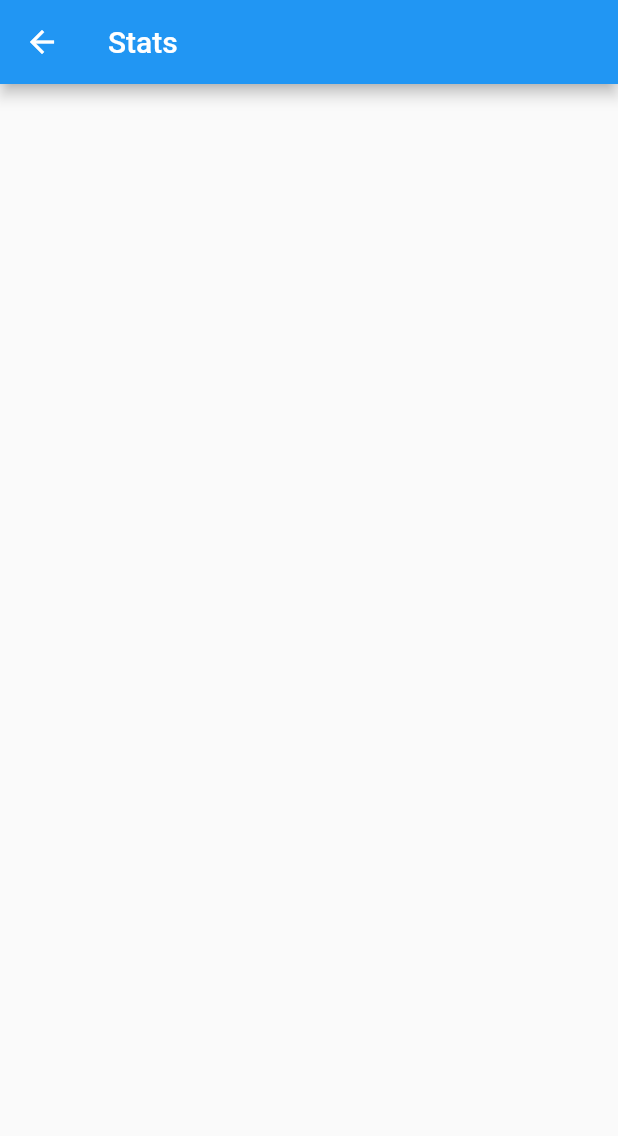
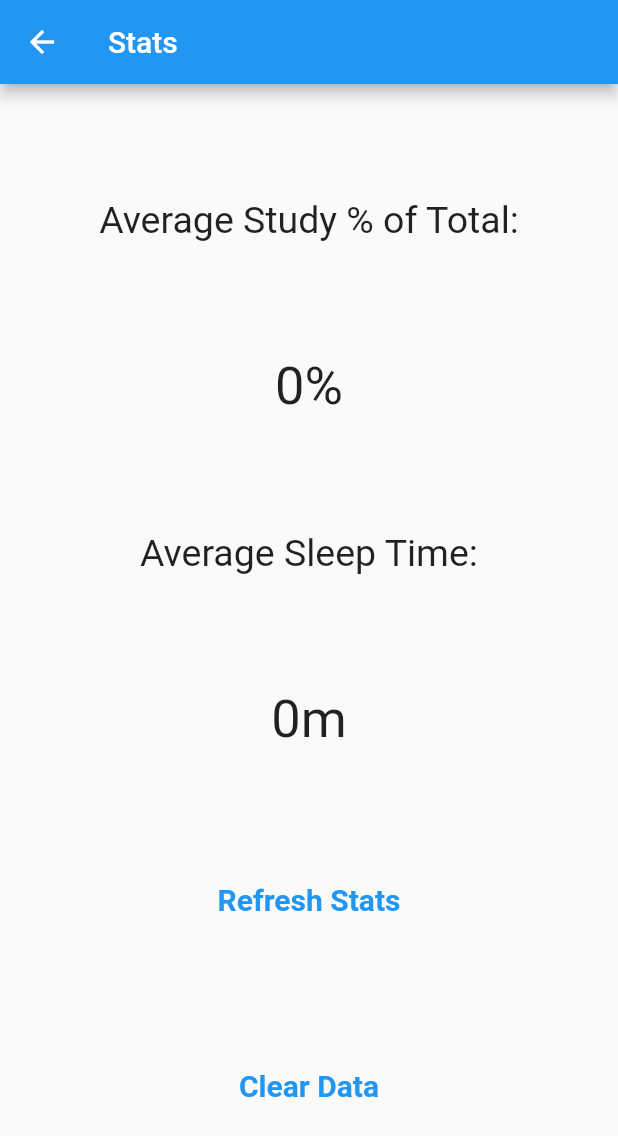
Before and after one commit to alexeastlake/study-timer-app, a Flutter app: the StatsScreen screen opened directly, on a phone screen of 412 x 824 dp. Shown: the top 1136 px of the screen. Run offline on Flutter 3.47's test engine with Material 2 defaults, Android fonts, the phone set to English and light mode, and no system bars; our stand-ins replace cloud_firestore, firebase_core; missing offline and left inert: motion_sensors; accounts and stored records are empty; generated files the repository leaves out were written again.

Commit message:
Implemented basic stats for stats screen

```diff
--- a/app/lib/screens/StatsScreen.dart
+++ b/app/lib/screens/StatsScreen.dart
@@ -1,12 +1,44 @@
+import 'package:app/utility/Controller.dart';
 import 'package:flutter/material.dart';
 import 'package:flutter/src/widgets/container.dart';
 import 'package:flutter/src/widgets/framework.dart';
 
-class StatsScreen extends StatelessWidget {
+class StatsScreen extends StatefulWidget {
   const StatsScreen({super.key});
 
   @override
+  State<StatsScreen> createState() => _StatsScreenState();
+}
+
+class _StatsScreenState extends State<StatsScreen> {
+  int studyPercent = 0;
+  int sleepTime = 0;
+
+  void clear() {
+    // Need to implement
+    Controller.clearData();
+
+    setState(() {
+      studyPercent = 0;
+      sleepTime = 0;
+    });
+  }
+
+  void refresh() {
+    setState(() {
+      Controller.getAverageStudyPercent().then((value) {
+        studyPercent = value;
+      });
+
+      Controller.getAverageSleepTime().then((value) {
+        sleepTime = value;
+      });
+    });
+  }
+  @override
   Widget build(BuildContext context) {
+    refresh();
+
     return Scaffold(
       appBar: AppBar(
           title: const Text("Stats"),
@@ -16,7 +48,54 @@ class StatsScreen extends StatelessWidget {
           mainAxisAlignment: MainAxisAlignment.spaceEvenly,
           crossAxisAlignment: CrossAxisAlignment.center,
           children: [
-
+            const Text(
+              "Average Study % of Total:",
+              style: TextStyle(
+                fontSize: 25
+              )
+            ),
+            Text(
+              "$studyPercent%",
+              style: const TextStyle(
+                fontSize: 35
+              )
+            ),
+            const Text(
+              "Average Sleep Time:",
+              style: TextStyle(
+                fontSize: 25
+              )
+            ),
+            Text(
+              "${sleepTime}m",
+              style: const TextStyle(
+                fontSize: 35
+              )
+            ),
+            TextButton(
+              onPressed: (() {
+                refresh();
+              }),
+              child: const Text(
+                "Refresh Stats",
+                style: TextStyle(
+                  fontSize: 20,
+                  fontWeight: FontWeight.bold,
+                ),
+              ),
+            ),
+            TextButton(
+              onPressed: (() {
+                clear();
+              }),
+              child: const Text(
+                "Clear Data",
+                style: TextStyle(
+                  fontSize: 20,
+                  fontWeight: FontWeight.bold,
+                ),
+              ),
+            ),
           ],
         ),
       ),
--- a/app/lib/utility/Controller.dart
+++ b/app/lib/utility/Controller.dart
@@ -16,4 +16,32 @@ class Controller {
 
     db.collection("sleep").add(minutes);
   }
+
+  static Future<int> getAverageStudyPercent() {
+    return db.collection("study").get().then((QuerySnapshot querySnapshot) {
+      int sum = 0;
+
+      for (var element in querySnapshot.docs) {
+        sum += element.get("percentage") as int;
+      }
+
+      return (sum / querySnapshot.size).round();
+    });
+  }
+
+  static Future<int> getAverageSleepTime() {
+    return db.collection("sleep").get().then((QuerySnapshot querySnapshot) {
+      int sum = 0;
+
+      for (var element in querySnapshot.docs) {
+        sum += element.get("minutes") as int;
+      }
+
+      return (sum / querySnapshot.size).round();
+    });
+  }
+
+  static void clearData() {
+    //Need to implement
+  }
 }
```
